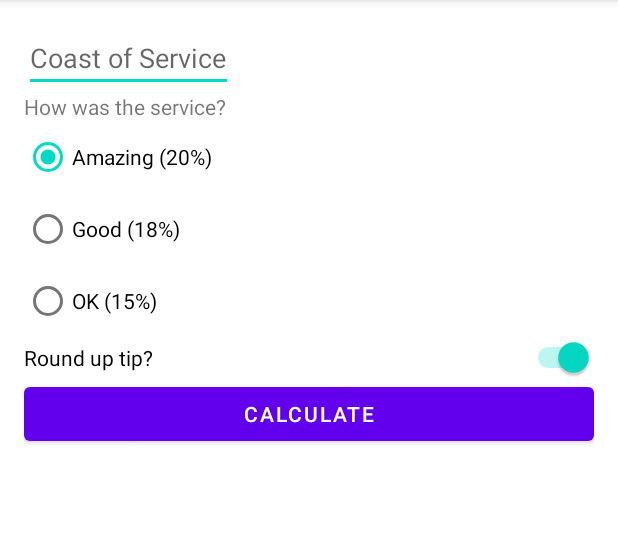
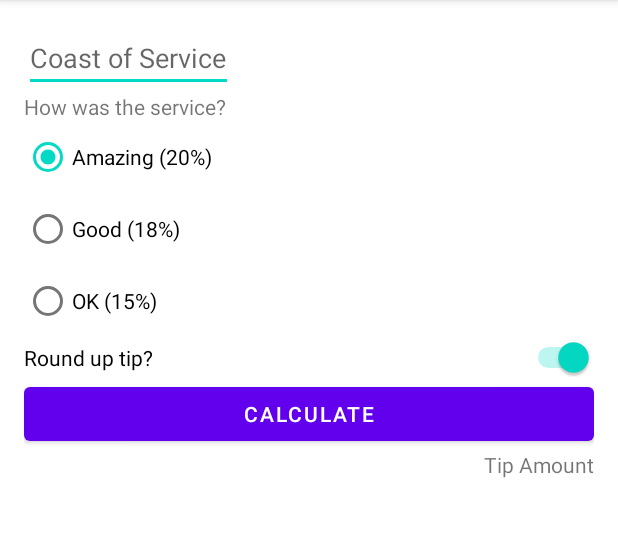
Before and after one commit to sisouza/TipCalculatorApp, an Android app: the screen it shows after launch (MainActivity), on a phone screen of 412 x 824 dp, the part 84-621 px from its top. Run offline under Robolectric (Android 15) with nearby library versions, the phone set to English and light mode, and no system bars.

Commit message:
create tip result textView

```diff
--- a/app/src/main/res/layout/activity_main.xml
+++ b/app/src/main/res/layout/activity_main.xml
@@ -28,10 +28,10 @@
         android:id="@+id/rgTipOptions"
         android:layout_width="wrap_content"
         android:layout_height="wrap_content"
+        android:checkedButton="@id/rbOptionOne"
         android:orientation="vertical"
         app:layout_constraintStart_toStartOf="parent"
-        app:layout_constraintTop_toBottomOf="@+id/tvServiceExperience"
-        android:checkedButton="@id/rbOptionOne">
+        app:layout_constraintTop_toBottomOf="@+id/tvServiceExperience">
 
         <RadioButton
             android:id="@+id/rbOptionOne"
@@ -67,10 +67,17 @@
         android:layout_width="0dp"
         android:layout_height="wrap_content"
         android:text="Calculate"
-        app:layout_constraintTop_toBottomOf="@id/roundUpSwitch"
+        app:layout_constraintEnd_toEndOf="parent"
         app:layout_constraintStart_toStartOf="parent"
-        app:layout_constraintEnd_toEndOf="parent" />
+        app:layout_constraintTop_toBottomOf="@id/roundUpSwitch" />
 
+    <TextView
+        android:id="@+id/tvTipResult"
+        android:layout_width="wrap_content"
+        android:layout_height="wrap_content"
+        android:text="Tip Amount"
+        app:layout_constraintEnd_toEndOf="parent"
+        app:layout_constraintTop_toBottomOf="@id/btnCalculateTip" />
 
 
 </androidx.constraintlayout.widget.ConstraintLayout>
```
